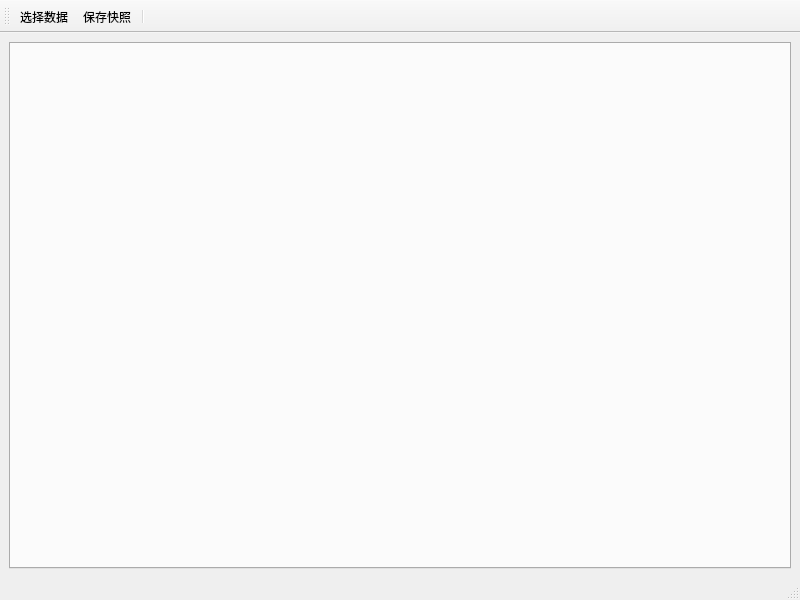
Above: analysewindow.ui from Meha555/OS_demo before the change. Below: the same form after it.
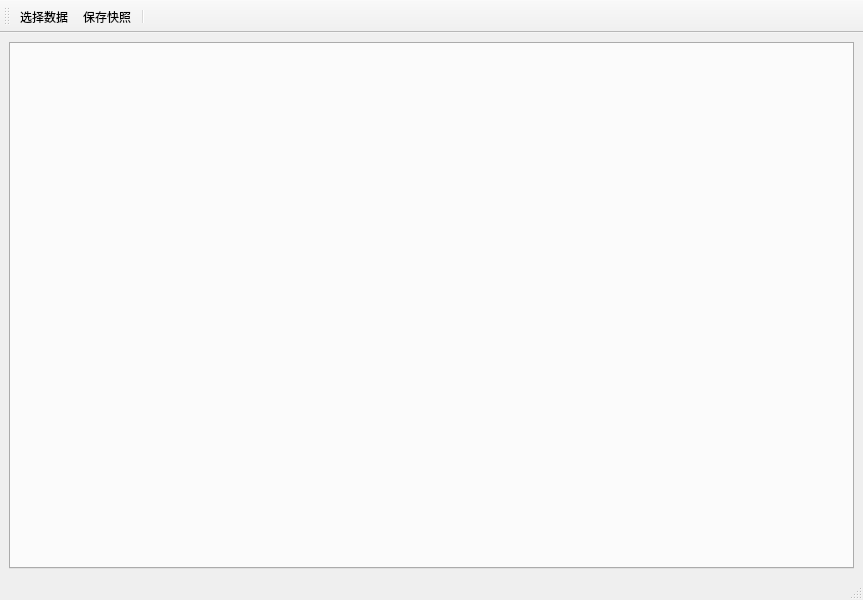
That is the form after the change. Icons and pictures are not drawn.

Diff of the .ui file:
```diff
--- a/analysewindow.ui
+++ b/analysewindow.ui
@@ -6,7 +6,7 @@
    <rect>
     <x>0</x>
     <y>0</y>
-    <width>800</width>
+    <width>863</width>
     <height>600</height>
    </rect>
   </property>
```
Left out of the diff: 2 changed lines with no effect on the pictures.
